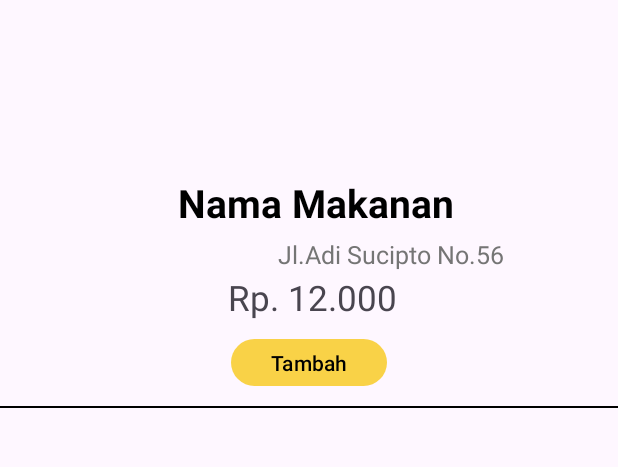
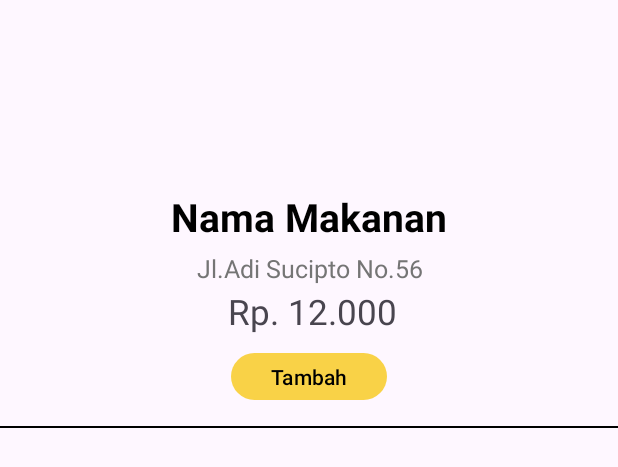
Before and after one commit to WhyWeLoveYou/ReciperApp, an Android app: the layout item_view_berdiri.xml on its own in the app's theme, with its tools: preview values and no code run, on a phone screen of 412 x 824 dp. Shown: the top 467 px of the screen. Run offline under Robolectric (Android 15) with nearby library versions, the phone set to English and light mode, and no system bars.

Commit message:
aowkoakoawaokw aowaowkoakwaowk

```diff
--- a/app/src/main/res/layout/fragment_home.xml
+++ b/app/src/main/res/layout/fragment_home.xml
@@ -16,7 +16,7 @@
         android:layout_marginTop="@dimen/_10sdp"
         android:layout_marginEnd="@dimen/_10sdp"
         android:layout_marginBottom="@dimen/_10sdp"
-        android:text="@string/recommendation_receipt"
+        android:text="@string/category"
         android:textColor="@color/black"
         android:textStyle="bold"/>
 
--- a/app/src/main/res/layout/item_view_berdiri.xml
+++ b/app/src/main/res/layout/item_view_berdiri.xml
@@ -10,25 +10,21 @@
     <ImageView
         android:id="@+id/imageview"
         android:layout_width="@dimen/_70sdp"
-        android:layout_height="@dimen/_70sdp"
-        android:layout_alignParentStart="true"
-        android:layout_alignParentTop="true"
-        android:layout_alignParentEnd="true"
-        android:layout_marginStart="160dp"
-        android:layout_marginTop="0dp"
-        android:layout_marginEnd="160dp"
-        android:layout_marginBottom="13dp" />
+        android:layout_height="@dimen/_80sdp"
+        android:layout_marginStart="@dimen/_123sdp"
+        android:layout_marginTop="@dimen/_2sdp"
+        android:layout_marginEnd="@dimen/_123sdp" />
 
     <TextView
+        android:id="@+id/namamakanan"
         android:layout_width="@dimen/_200sdp"
         android:layout_height="@dimen/_30sdp"
-        android:layout_alignParentEnd="true"
-        android:layout_centerHorizontal="true"
-        android:layout_marginTop="@dimen/_80sdp"
-        android:layout_marginEnd="33dp"
+        android:layout_marginTop="@dimen/_87sdp"
+        android:layout_marginStart="@dimen/_60sdp"
+        android:layout_marginEnd="@dimen/_60sdp"
+        android:textAlignment="center"
         android:text="Nama Makanan"
         android:textColor="@color/black"
-        android:id="@+id/namamakanan"
         android:textSize="@dimen/_20sdp"
         android:textStyle="bold" />
 
@@ -36,12 +32,13 @@
         android:layout_width="@dimen/_200sdp"
         android:layout_height="@dimen/_20sdp"
         android:id="@+id/alamatmakanan"
+        android:layout_marginStart="@dimen/_60sdp"
+        android:layout_marginEnd="@dimen/_60sdp"
         android:text="Jl.Adi Sucipto No.56"
         android:textSize="@dimen/_13sdp"
         android:textColor="@color/second_text"
         android:layout_below="@id/namamakanan"
-        android:gravity="center"
-        android:layout_marginLeft="@dimen/_100sdp"/>
+        android:gravity="center"/>
     <TextView
         android:layout_width="@dimen/_200sdp"
         android:layout_height="@dimen/_30sdp"
@@ -49,7 +46,7 @@
         android:textSize="@dimen/_18sdp"
         android:layout_below="@id/alamatmakanan"
         android:id="@+id/hargamakanan"
-        android:layout_marginLeft="@dimen/_60sdp"
+        android:layout_marginStart="@dimen/_60sdp"
         android:textAlignment="center"/>
     <Button
         android:layout_width="@dimen/_80sdp"
@@ -65,7 +62,7 @@
         android:layout_height="@dimen/_1sdp"
         android:background="@color/black"
         android:layout_below="@id/tambahmakanan"
-        android:layout_marginTop="@dimen/_7sdp"
+        android:layout_marginTop="@dimen/_10sdp"
         />
 
 </RelativeLayout>
--- a/app/src/main/res/layout/item_view_receipt.xml
+++ b/app/src/main/res/layout/item_view_receipt.xml
@@ -11,7 +11,7 @@
         <ImageView
             android:id="@+id/imageView"
             android:layout_width="match_parent"
-            android:layout_height="wrap_content"
+            android:layout_height="@dimen/_137sdp"
             android:scaleType="centerCrop"
             android:onClick="imageClick"/>
 
--- a/app/src/main/res/values/strings.xml
+++ b/app/src/main/res/values/strings.xml
@@ -12,6 +12,7 @@
     <string name="have_an_account">Have An Account?</string>
     <string name="recommendation_receipt">Recommendation</string>
     <string name="recommendation_food">Recommendation</string>
+    <string name="category">Category</string>
     <string name="title">Receipt</string>
     <!-- TODO: Remove or change this placeholder text -->
     <string name="hello_blank_fragment">Hello blank fragment</string>
```
Also changed, not shown: app/src/main/java/com/example/myapplication/screen/fragment/ReceiptFragment.java (+21 -2 lines), app/src/main/res/layout/activity_profile.xml (deleted, +0 -9 lines), app/src/main/res/layout/item_view_tidur.xml (+6 -4 lines).
